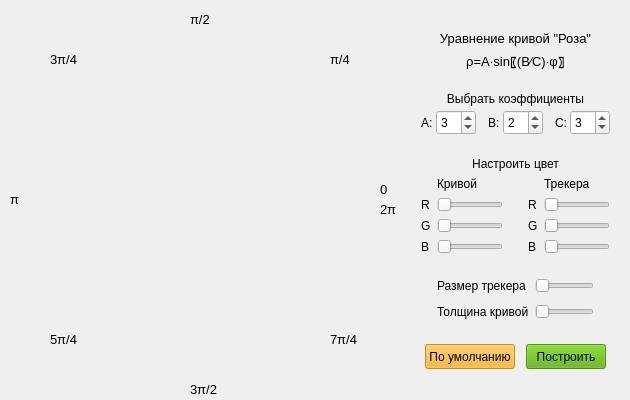
Above: TheRoseCurve/mainwindow.ui from plasticWorld/The_Rose_Curve before the change. Below: the same form after it.
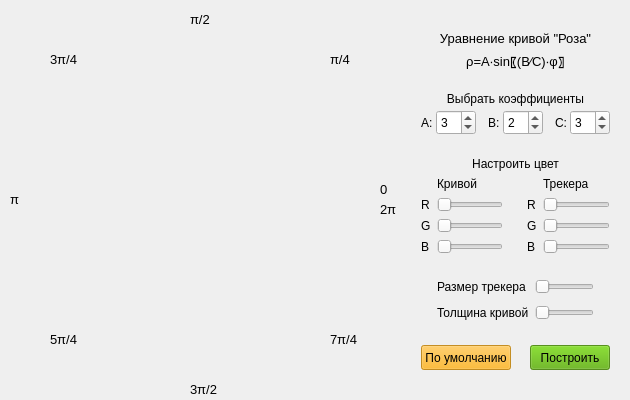
That is the form after the change. Icons and pictures are not drawn. Custom widgets are drawn as their Qt base class.

Commit message: на сдачу

Patch:
```diff
--- a/TheRoseCurve/mainwindow.ui
+++ b/TheRoseCurve/mainwindow.ui
@@ -211,29 +211,7 @@
        </item>
        <item>
         <layout class="QGridLayout" name="gridLayout_5">
-         <item row="0" column="1" rowspan="2">
-          <widget class="QPushButton" name="DefaultButton">
-           <property name="minimumSize">
-            <size>
-             <width>0</width>
-             <height>25</height>
-            </size>
-           </property>
-           <property name="sizeIncrement">
-            <size>
-             <width>0</width>
-             <height>25</height>
-            </size>
-           </property>
-           <property name="styleSheet">
-            <string notr="true">background-color: rgba(255, 170, 0, 200);</string>
-           </property>
-           <property name="text">
-            <string>По умолчанию</string>
-           </property>
-          </widget>
-         </item>
-         <item row="0" column="3" rowspan="2">
+         <item row="0" column="2" rowspan="2">
           <widget class="QPushButton" name="BuildButton">
            <property name="minimumSize">
             <size>
@@ -255,20 +233,7 @@
            </property>
           </widget>
          </item>
-         <item row="0" column="4">
-          <spacer name="horizontalSpacer_7">
-           <property name="orientation">
-            <enum>Qt::Horizontal</enum>
-           </property>
-           <property name="sizeHint" stdset="0">
-            <size>
-             <width>40</width>
-             <height>20</height>
-            </size>
-           </property>
-          </spacer>
-         </item>
-         <item row="0" column="2" rowspan="2">
+         <item row="0" column="1" rowspan="2">
           <spacer name="horizontalSpacer_6">
            <property name="orientation">
             <enum>Qt::Horizontal</enum>
@@ -281,18 +246,27 @@
            </property>
           </spacer>
          </item>
-         <item row="0" column="0">
-          <spacer name="horizontalSpacer_8">
-           <property name="orientation">
-            <enum>Qt::Horizontal</enum>
+         <item row="0" column="0" rowspan="2">
+          <widget class="QPushButton" name="DefaultButton">
+           <property name="minimumSize">
+            <size>
+             <width>0</width>
+             <height>25</height>
+            </size>
            </property>
-           <property name="sizeHint" stdset="0">
+           <property name="sizeIncrement">
             <size>
-             <width>40</width>
-             <height>20</height>
+             <width>0</width>
+             <height>25</height>
             </size>
            </property>
-          </spacer>
+           <property name="styleSheet">
+            <string notr="true">background-color: rgba(255, 170, 0, 200);</string>
+           </property>
+           <property name="text">
+            <string>По умолчанию</string>
+           </property>
+          </widget>
          </item>
         </layout>
        </item>
```
The commit also changes 2 other files.
